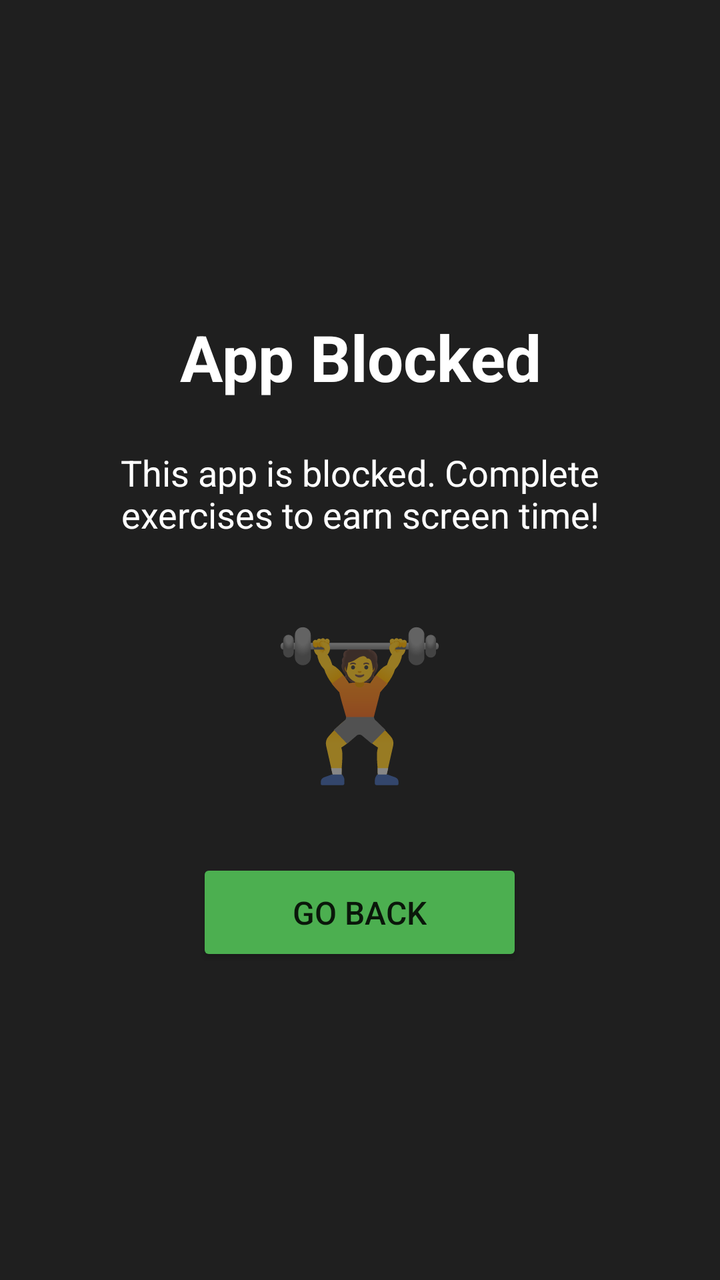
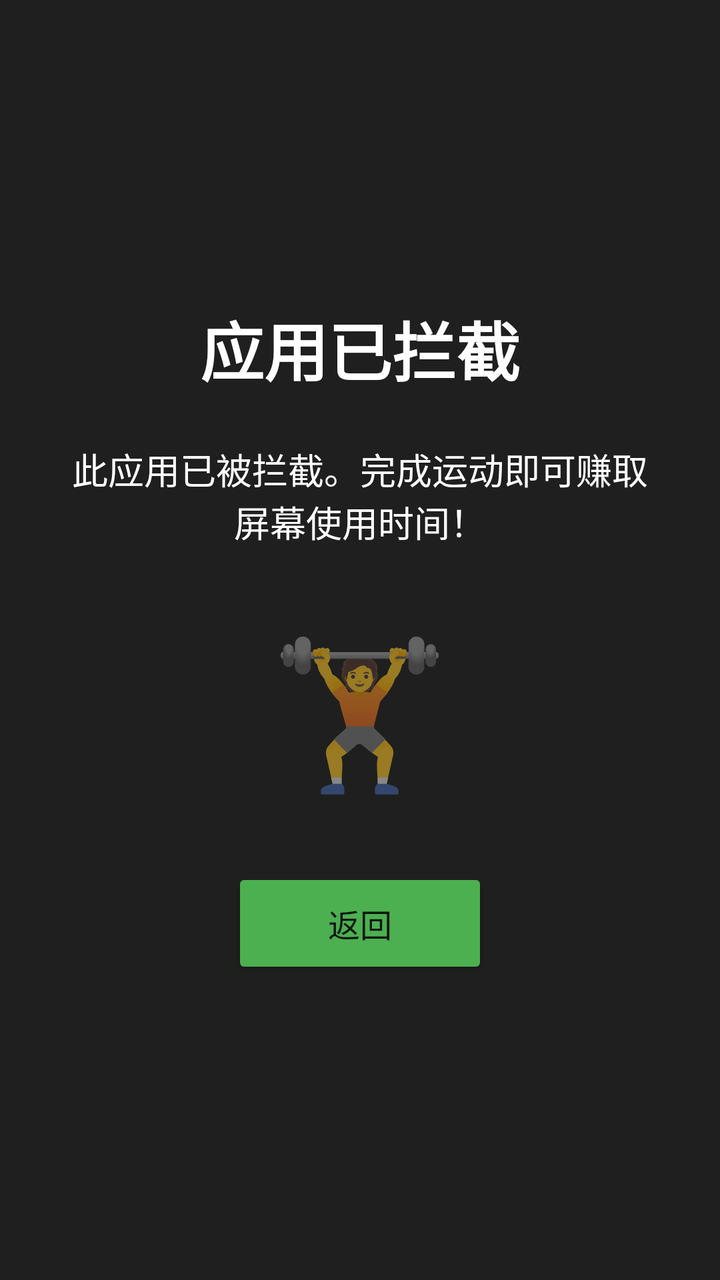

Two renders of the same Android screen: before a commit and after it. Below are the layout's source before the change and the commit's diff.
<!-- AndroidManifest.xml: fallback theme Theme.MaterialComponents.DayNight.NoActionBar -->
<!-- res/layout/block_overlay.xml -->
<?xml version="1.0" encoding="utf-8"?>
<LinearLayout xmlns:android="http://schemas.android.com/apk/res/android"
    android:layout_width="match_parent"
    android:layout_height="match_parent"
    android:background="#E0000000"
    android:gravity="center"
    android:orientation="vertical"
    android:padding="32dp">

    <TextView
        android:id="@+id/blockedAppName"
        android:layout_width="wrap_content"
        android:layout_height="wrap_content"
        android:text="App Blocked"
        android:textColor="#FFFFFF"
        android:textSize="32sp"
        android:textStyle="bold"
        android:gravity="center"
        android:layout_marginBottom="24dp" />

    <TextView
        android:id="@+id/blockMessage"
        android:layout_width="wrap_content"
        android:layout_height="wrap_content"
        android:text="This app is blocked. Complete exercises to earn screen time!"
        android:textColor="#FFFFFF"
        android:textSize="18sp"
        android:gravity="center"
        android:layout_marginBottom="32dp" />

    <TextView
        android:layout_width="wrap_content"
        android:layout_height="wrap_content"
        android:text="🏋️"
        android:textSize="72sp"
        android:layout_marginBottom="32dp" />

    <Button
        android:id="@+id/closeButton"
        android:layout_width="wrap_content"
        android:layout_height="wrap_content"
        android:text="Go Back"
        android:paddingHorizontal="48dp"
        android:paddingVertical="16dp"
        android:textSize="16sp"
        android:backgroundTint="#4CAF50" />

</LinearLayout>
<!-- resources referenced by this layout -->
<resources>

</resources>

<!-- the commit's change to res/layout/block_overlay.xml (unified diff, before → after) -->
@@ -11,7 +11,7 @@
         android:id="@+id/blockedAppName"
         android:layout_width="wrap_content"
         android:layout_height="wrap_content"
-        android:text="App Blocked"
+        android:text="应用已拦截"
         android:textColor="#FFFFFF"
         android:textSize="32sp"
         android:textStyle="bold"
@@ -22,7 +22,7 @@
         android:id="@+id/blockMessage"
         android:layout_width="wrap_content"
         android:layout_height="wrap_content"
-        android:text="This app is blocked. Complete exercises to earn screen time!"
+        android:text="此应用已被拦截。完成运动即可赚取屏幕使用时间！"
         android:textColor="#FFFFFF"
         android:textSize="18sp"
         android:gravity="center"
@@ -39,7 +39,7 @@
         android:id="@+id/closeButton"
         android:layout_width="wrap_content"
         android:layout_height="wrap_content"
-        android:text="Go Back"
+        android:text="返回"
         android:paddingHorizontal="48dp"
         android:paddingVertical="16dp"
         android:textSize="16sp"
